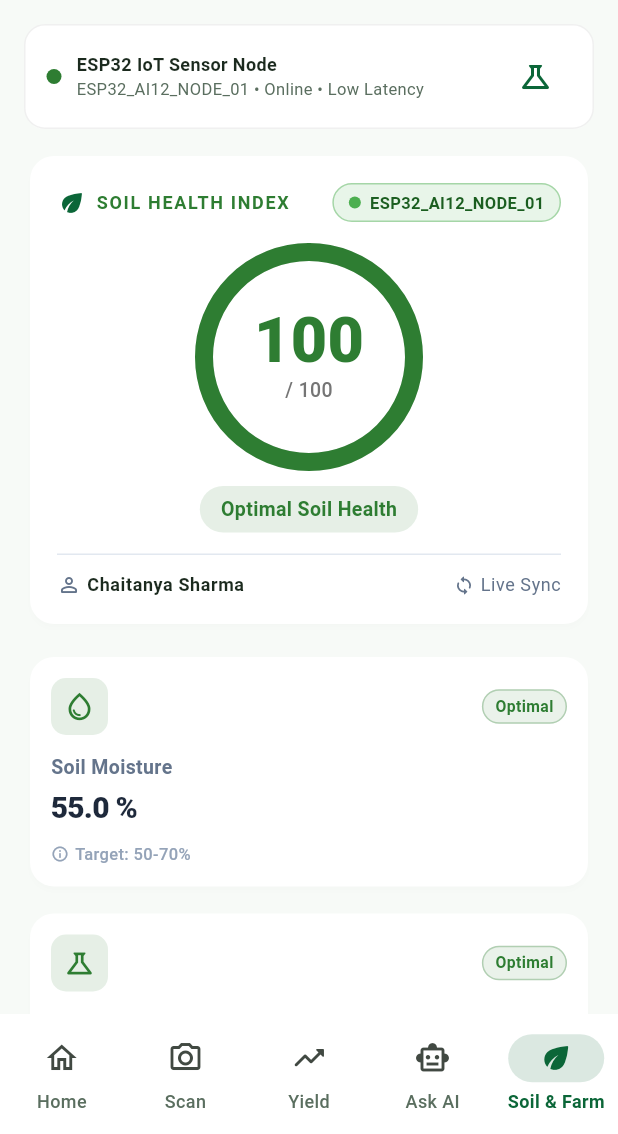
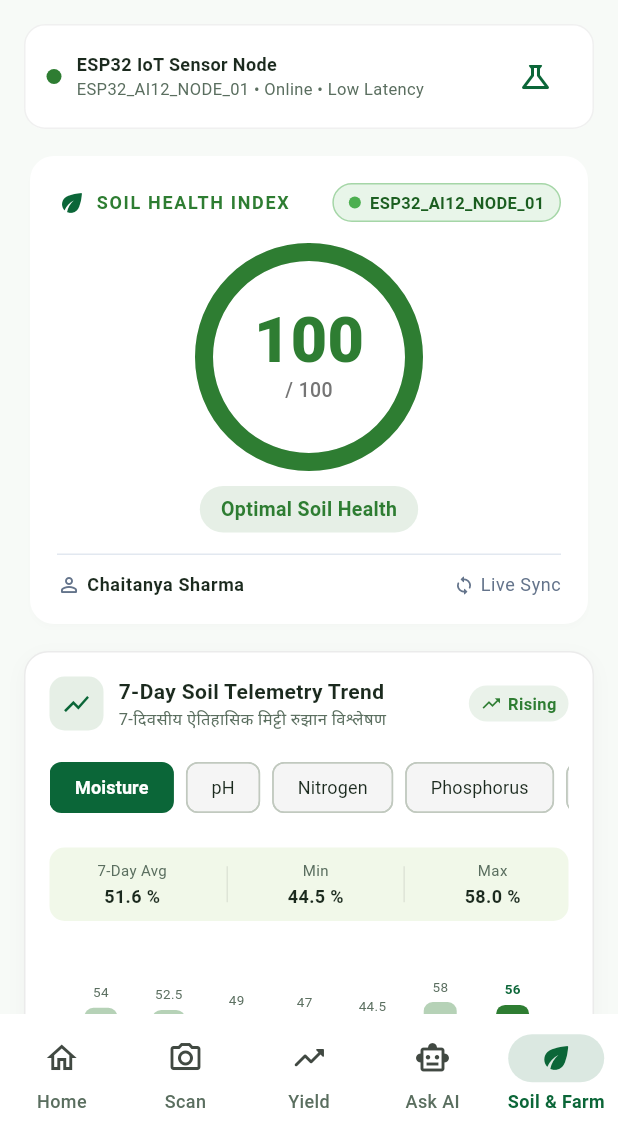
Before and after one commit to Smart-Soil-12/SKIT-AI-2023-2027-12, a Flutter app: the screen it shows after launch, item 5 of the bottom bar chosen, on a phone screen of 412 x 824 dp, the part 102-1236 px from its top. Run offline on Flutter 3.47's test engine with Material 3 defaults, Android fonts, the phone set to English and light mode, and no system bars; accounts and stored records are empty.

Commit message:
feat(sprint-6-week-1): integrate 22-crop ML dataset knowledge base and 7-day soil telemetry historical trend analytics
- Expanded CropRecommendationRepository from 5 to all 22 official crops matching ML engine (Crop_recommendation.csv & predict_crop.py) with accurate NPK, pH, climate, and rainfall dataset parameters
- Added SoilTelemetryTrendCard widget for multi-sensor historical visualization (Moisture, pH, NPK) with moving averages, min/max metrics, and directional indicators
- Integrated 7-day historical telemetry card into FarmSoilTelemetryScreen
- Updated interactive HTML prototype with 7-day soil telemetry trend visualization
- Added unit and widget tests for SoilTelemetryTrendCard and 22-crop local ranking (54/54 tests passing, 0 lints)

```diff
--- a/app/lib/data/repositories/crop_recommendation_repository.dart
+++ b/app/lib/data/repositories/crop_recommendation_repository.dart
@@ -82,6 +82,246 @@ class CropRecommendationRepository {
       ],
     },
     {
+      'name': 'Kidneybeans',
+      'season': 'Rabi',
+      'opt_N': 21.0,
+      'opt_P': 68.0,
+      'opt_K': 20.0,
+      'opt_ph': 5.7,
+      'opt_temp': 20.0,
+      'opt_humidity': 22.0,
+      'opt_rainfall': 106.0,
+      'highlights': [
+        'Thrives in cool climates with well-drained, slightly acidic soil.',
+        'Moderate water requirement with high phosphorus affinity.',
+      ],
+    },
+    {
+      'name': 'Pigeonpeas',
+      'season': 'Kharif',
+      'opt_N': 21.0,
+      'opt_P': 68.0,
+      'opt_K': 20.0,
+      'opt_ph': 5.8,
+      'opt_temp': 28.0,
+      'opt_humidity': 48.0,
+      'opt_rainfall': 150.0,
+      'highlights': [
+        'Deep taproot system improves subsoil aeration and drought tolerance.',
+        'High atmospheric nitrogen fixation capacity.',
+      ],
+    },
+    {
+      'name': 'Mothbeans',
+      'season': 'Kharif',
+      'opt_N': 21.0,
+      'opt_P': 48.0,
+      'opt_K': 20.0,
+      'opt_ph': 6.8,
+      'opt_temp': 28.0,
+      'opt_humidity': 53.0,
+      'opt_rainfall': 51.0,
+      'highlights': [
+        'Exceptional drought tolerance suitable for arid and semi-arid soil.',
+        'Low fertilizer requirements with rapid ground cover.',
+      ],
+    },
+    {
+      'name': 'Mungbean',
+      'season': 'Kharif',
+      'opt_N': 21.0,
+      'opt_P': 47.0,
+      'opt_K': 20.0,
+      'opt_ph': 6.7,
+      'opt_temp': 29.0,
+      'opt_humidity': 86.0,
+      'opt_rainfall': 48.0,
+      'highlights': [
+        'Short duration pulse crop fitting into multiple cropping rotations.',
+        'Enhances soil organic carbon and balances active microbial activity.',
+      ],
+    },
+    {
+      'name': 'Blackgram',
+      'season': 'Kharif',
+      'opt_N': 40.0,
+      'opt_P': 68.0,
+      'opt_K': 19.0,
+      'opt_ph': 7.1,
+      'opt_temp': 30.0,
+      'opt_humidity': 65.0,
+      'opt_rainfall': 68.0,
+      'highlights': [
+        'High protein legume crop tolerant to high temperatures.',
+        'Requires loam soil with good drainage and neutral pH.',
+      ],
+    },
+    {
+      'name': 'Lentil',
+      'season': 'Rabi',
+      'opt_N': 19.0,
+      'opt_P': 68.0,
+      'opt_K': 19.0,
+      'opt_ph': 6.9,
+      'opt_temp': 25.0,
+      'opt_humidity': 65.0,
+      'opt_rainfall': 46.0,
+      'highlights': [
+        'Rabi season legume ideal for low-rainfall winter farming.',
+        'Enhances residual soil nitrogen for subsequent cereal cycles.',
+      ],
+    },
+    {
+      'name': 'Pomegranate',
+      'season': 'Perennial',
+      'opt_N': 19.0,
+      'opt_P': 19.0,
+      'opt_K': 40.0,
+      'opt_ph': 6.4,
+      'opt_temp': 22.0,
+      'opt_humidity': 90.0,
+      'opt_rainfall': 108.0,
+      'highlights': [
+        'Horticultural crop well-suited to semi-arid regions with high solar radiation.',
+        'Moderate potassium requirements for fruit development and sweetness.',
+      ],
+    },
+    {
+      'name': 'Banana',
+      'season': 'Perennial',
+      'opt_N': 100.0,
+      'opt_P': 82.0,
+      'opt_K': 50.0,
+      'opt_ph': 6.0,
+      'opt_temp': 27.0,
+      'opt_humidity': 80.0,
+      'opt_rainfall': 105.0,
+      'highlights': [
+        'High nitrogen and phosphorus feeder demanding frequent irrigation.',
+        'Requires rich, organic-matter loaded loam soil.',
+      ],
+    },
+    {
+      'name': 'Mango',
+      'season': 'Perennial',
+      'opt_N': 20.0,
+      'opt_P': 27.0,
+      'opt_K': 30.0,
+      'opt_ph': 5.8,
+      'opt_temp': 31.0,
+      'opt_humidity': 50.0,
+      'opt_rainfall': 95.0,
+      'highlights': [
+        'Deep rooted perennial orchard tree resilient to warm climates.',
+        'Requires distinct dry periods for flowering and fruit set.',
+      ],
+    },
+    {
+      'name': 'Grapes',
+      'season': 'Perennial',
+      'opt_N': 23.0,
+      'opt_P': 133.0,
+      'opt_K': 200.0,
+      'opt_ph': 6.0,
+      'opt_temp': 24.0,
+      'opt_humidity': 82.0,
+      'opt_rainfall': 70.0,
+      'highlights': [
+        'Extremely high potassium and phosphorus demand for berry sugar concentration.',
+        'Requires well-drained sandy loam or gravelly soil.',
+      ],
+    },
+    {
+      'name': 'Watermelon',
+      'season': 'Zaid',
+      'opt_N': 99.0,
+      'opt_P': 17.0,
+      'opt_K': 50.0,
+      'opt_ph': 6.5,
+      'opt_temp': 26.0,
+      'opt_humidity': 85.0,
+      'opt_rainfall': 51.0,
+      'highlights': [
+        'Summer cash crop requiring high nitrogen for rapid vegetative sprawl.',
+        'Requires light sandy loam soil with good root-zone drainage.',
+      ],
+    },
+    {
+      'name': 'Muskmelon',
+      'season': 'Zaid',
+      'opt_N': 100.0,
+      'opt_P': 18.0,
+      'opt_K': 50.0,
+      'opt_ph': 6.4,
+      'opt_temp': 29.0,
+      'opt_humidity': 92.0,
+      'opt_rainfall': 25.0,
+      'highlights': [
+        'Thrives in warm, dry weather conditions with high solar exposure.',
+        'Requires moderate irrigation during flowering and fruit ripening.',
+      ],
+    },
+    {
+      'name': 'Apple',
+      'season': 'Perennial',
+      'opt_N': 21.0,
+      'opt_P': 134.0,
+      'opt_K': 200.0,
+      'opt_ph': 5.9,
+      'opt_temp': 23.0,
+      'opt_humidity': 92.0,
+      'opt_rainfall': 113.0,
+      'highlights': [
+        'Demands high potash and phosphorus fertilization for orchard vigor.',
+        'Requires cool temperate zone with deep, well-aerated loam soil.',
+      ],
+    },
+    {
+      'name': 'Orange',
+      'season': 'Perennial',
+      'opt_N': 20.0,
+      'opt_P': 17.0,
+      'opt_K': 10.0,
+      'opt_ph': 7.0,
+      'opt_temp': 23.0,
+      'opt_humidity': 92.0,
+      'opt_rainfall': 111.0,
+      'highlights': [
+        'Citrus fruit tree preferring neutral, non-saline soil conditions.',
+        'Sensitive to water stagnation; requires gentle slopes or raised beds.',
+      ],
+    },
+    {
+      'name': 'Papaya',
+      'season': 'Perennial',
+      'opt_N': 50.0,
+      'opt_P': 59.0,
+      'opt_K': 50.0,
+      'opt_ph': 6.7,
+      'opt_temp': 34.0,
+      'opt_humidity': 92.0,
+      'opt_rainfall': 143.0,
+      'highlights': [
+        'Fast-growing tropical fruit requiring warm weather and high fertility.',
+        'Very sensitive to root waterlogging; demands porous sandy loam.',
+      ],
+    },
+    {
+      'name': 'Coconut',
+      'season': 'Perennial',
+      'opt_N': 22.0,
+      'opt_P': 17.0,
+      'opt_K': 31.0,
+      'opt_ph': 6.0,
+      'opt_temp': 27.0,
+      'opt_humidity': 95.0,
+      'opt_rainfall': 176.0,
+      'highlights': [
+        'Thrives in humid tropical climates with regular rainfall.',
+        'Tolerant to saline soils and coastal winds.',
+      ],
+    },
+    {
       'name': 'Cotton',
       'season': 'Kharif',
       'opt_N': 118.0,
@@ -94,6 +334,36 @@ class CropRecommendationRepository {
       'highlights': [
         'High nitrogen demand for vegetative and boll formation.',
         'Black cotton soil with high clay and moisture retention is ideal.',
+      ],
+    },
+    {
+      'name': 'Jute',
+      'season': 'Kharif',
+      'opt_N': 78.0,
+      'opt_P': 47.0,
+      'opt_K': 40.0,
+      'opt_ph': 6.7,
+      'opt_temp': 25.0,
+      'opt_humidity': 80.0,
+      'opt_rainfall': 175.0,
+      'highlights': [
+        'Fiber crop requiring warm, humid climate and ample moisture.',
+        'Alluvial soil enriched with organic manure yields finest fiber.',
+      ],
+    },
+    {
+      'name': 'Coffee',
+      'season': 'Perennial',
+      'opt_N': 101.0,
+      'opt_P': 29.0,
+      'opt_K': 30.0,
+      'opt_ph': 6.8,
+      'opt_temp': 26.0,
+      'opt_humidity': 59.0,
+      'opt_rainfall': 158.0,
+      'highlights': [
+        'Plantation crop demanding shaded canopy and rich volcanic or loamy soil.',
+        'Requires balanced nitrogen fertilization for bean density.',
       ],
     },
   ];
--- /dev/null
+++ b/app/lib/ui/dashboard/widgets/soil_telemetry_trend_card.dart
@@ -0,0 +1,354 @@
+import 'package:flutter/material.dart';
+import '../../core/app_theme.dart';
+
+/// 7-Day Multi-Sensor Historical Soil Telemetry & Trend Analytics Component.
+/// Fulfills Sprint 6 (Flutter Application Core) requirement for time-series visualization.
+class SoilTelemetryTrendCard extends StatefulWidget {
+  final Map<String, List<double>>? historicalData;
+  final String? initialMetric;
+
+  const SoilTelemetryTrendCard({
+    super.key,
+    this.historicalData,
+    this.initialMetric,
+  });
+
+  @override
+  State<SoilTelemetryTrendCard> createState() => _SoilTelemetryTrendCardState();
+}
+
+class _SoilTelemetryTrendCardState extends State<SoilTelemetryTrendCard> {
+  late String _selectedMetric;
+
+  // Default synthetic 7-day trend series matching calibrated ESP32 sensor values
+  static const Map<String, List<double>> _defaultHistory = {
+    'Moisture': [54.0, 52.5, 49.0, 47.0, 44.5, 58.0, 56.0], // %
+    'pH': [6.7, 6.7, 6.6, 6.8, 6.8, 6.7, 6.8], // pH
+    'Nitrogen': [88.0, 86.0, 84.0, 82.0, 80.0, 85.0, 85.0], // mg/kg
+    'Phosphorus': [42.0, 41.0, 40.0, 39.0, 38.0, 42.0, 42.0], // mg/kg
+    'Potassium': [185.0, 184.0, 182.0, 180.0, 178.0, 180.0, 180.0], // mg/kg
+  };
+
+  static const List<String> _dayLabels = ['D-6', 'D-5', 'D-4', 'D-3', 'D-2', 'D-1', 'Today'];
+
+  static const Map<String, String> _metricUnits = {
+    'Moisture': '%',
+    'pH': 'pH',
+    'Nitrogen': 'mg/kg',
+    'Phosphorus': 'mg/kg',
+    'Potassium': 'mg/kg',
+  };
+
+  static const Map<String, String> _metricBilingualLabels = {
+    'Moisture': 'Moisture / नमी',
+    'pH': 'Reaction / पीएच',
+    'Nitrogen': 'Nitrogen (N) / नाइट्रोजन',
+    'Phosphorus': 'Phosphorus (P) / फास्फोरस',
+    'Potassium': 'Potassium (K) / पोटाश',
+  };
+
+  @override
+  void initState() {
+    super.initState();
+    _selectedMetric = widget.initialMetric ?? 'Moisture';
+  }
+
+  List<double> get _currentSeries {
+    final custom = widget.historicalData?[_selectedMetric];
+    if (custom != null && custom.isNotEmpty) {
+      return custom;
+    }
+    return _defaultHistory[_selectedMetric] ?? [50.0, 50.0, 50.0, 50.0, 50.0, 50.0, 50.0];
+  }
+
+  double get _avgValue {
+    final series = _currentSeries;
+    if (series.isEmpty) return 0.0;
+    final sum = series.reduce((a, b) => a + b);
+    return double.parse((sum / series.length).toStringAsFixed(1));
+  }
+
+  double get _minValue {
+    final series = _currentSeries;
+    if (series.isEmpty) return 0.0;
+    return series.reduce((a, b) => a < b ? a : b);
+  }
+
+  double get _maxValue {
+    final series = _currentSeries;
+    if (series.isEmpty) return 0.0;
+    return series.reduce((a, b) => a > b ? a : b);
+  }
+
+  String get _trendDirection {
+    final series = _currentSeries;
+    if (series.length < 2) return 'Stable';
+    final diff = series.last - series.first;
+    if (diff > 1.5) return 'Rising';
+    if (diff < -1.5) return 'Declining';
+    return 'Stable';
+  }
+
+  IconData get _trendIcon {
+    switch (_trendDirection) {
+      case 'Rising':
+        return Icons.trending_up;
+      case 'Declining':
+        return Icons.trending_down;
+      default:
+        return Icons.trending_flat;
+    }
+  }
+
+  Color get _trendColor {
+    switch (_trendDirection) {
+      case 'Rising':
+        return _selectedMetric == 'Moisture' ? SmartSoilTheme.emeraldGreen : Colors.orange.shade800;
+      case 'Declining':
+        return _selectedMetric == 'Moisture' ? Colors.blue.shade700 : Colors.red.shade700;
+      default:
+        return SmartSoilTheme.forestGreen;
+    }
+  }
+
+  @override
+  Widget build(BuildContext context) {
+    final unit = _metricUnits[_selectedMetric] ?? '';
+    final series = _currentSeries;
+    final maxInSeries = _maxValue == 0 ? 1.0 : _maxValue;
+
+    return Container(
+      decoration: BoxDecoration(
+        color: Colors.white,
+        borderRadius: BorderRadius.circular(16),
+        border: Border.all(color: Colors.black.withOpacity(0.08)),
+        boxShadow: [
+          BoxShadow(
+            color: Colors.black.withOpacity(0.03),
+            blurRadius: 10,
+            offset: const Offset(0, 4),
+          ),
+        ],
+      ),
+      padding: const EdgeInsets.all(16),
+      child: Column(
+        crossAxisAlignment: CrossAxisAlignment.start,
+        children: [
+          // Header Row
+          Row(
+            children: [
+              Container(
+                padding: const EdgeInsets.all(8),
+                decoration: BoxDecoration(
+                  color: SmartSoilTheme.emeraldGreen.withOpacity(0.12),
+                  borderRadius: BorderRadius.circular(10),
+                ),
+                child: const Icon(
+                  Icons.show_chart,
+                  color: SmartSoilTheme.forestGreen,
+                  size: 20,
+                ),
+              ),
+              const SizedBox(width: 10),
+              const Expanded(
+                child: Column(
+                  crossAxisAlignment: CrossAxisAlignment.start,
+                  children: [
+                    Text(
+                      '7-Day Soil Telemetry Trend',
+                      style: TextStyle(
+                        fontSize: 14,
+                        fontWeight: FontWeight.bold,
+                        color: SmartSoilTheme.textDark,
+                      ),
+                    ),
+                    Text(
+                      '7-दिवसीय ऐतिहासिक मिट्टी रुझान विश्लेषण',
+                      style: TextStyle(
+                        fontSize: 11,
+                        color: SmartSoilTheme.textMuted,
+                      ),
+                    ),
+                  ],
+                ),
+              ),
+              Container(
+                padding: const EdgeInsets.symmetric(horizontal: 8, vertical: 4),
+                decoration: BoxDecoration(
+                  color: _trendColor.withOpacity(0.1),
+                  borderRadius: BorderRadius.circular(20),
+                ),
+                child: Row(
+                  mainAxisSize: MainAxisSize.min,
+                  children: [
+                    Icon(_trendIcon, size: 14, color: _trendColor),
+                    const SizedBox(width: 4),
+                    Text(
+                      _trendDirection,
+                      style: TextStyle(
+                        fontSize: 11,
+                        fontWeight: FontWeight.bold,
+                        color: _trendColor,
+                      ),
+                    ),
+                  ],
+                ),
+              ),
+            ],
+          ),
+
+          const SizedBox(height: 14),
+
+          // Metric Selector Chips
+          SingleChildScrollView(
+            scrollDirection: Axis.horizontal,
+            child: Row(
+              children: _defaultHistory.keys.map((metric) {
+                final isSelected = metric == _selectedMetric;
+                return Padding(
+                  padding: const EdgeInsets.only(right: 8),
+                  child: ChoiceChip(
+                    label: Text(
+                      metric,
+                      style: TextStyle(
+                        fontSize: 12,
+                        fontWeight: isSelected ? FontWeight.bold : FontWeight.normal,
+                        color: isSelected ? Colors.white : SmartSoilTheme.textDark,
+                      ),
+                    ),
+                    selected: isSelected,
+                    selectedColor: SmartSoilTheme.forestGreen,
+                    backgroundColor: Colors.grey.shade100,
+                    showCheckmark: false,
+                    padding: const EdgeInsets.symmetric(horizontal: 8, vertical: 0),
+                    onSelected: (val) {
+                      if (val) {
+                        setState(() {
+                          _selectedMetric = metric;
+                        });
+                      }
+                    },
+                  ),
+                );
+              }).toList(),
+            ),
+          ),
+
+          const SizedBox(height: 16),
+
+          // Statistics Snapshot
+          Container(
+            padding: const EdgeInsets.symmetric(horizontal: 12, vertical: 8),
+            decoration: BoxDecoration(
+              color: const Color(0xFFF1F8E9),
+              borderRadius: BorderRadius.circular(10),
+            ),
+            child: Row(
+              mainAxisAlignment: MainAxisAlignment.spaceAround,
+              children: [
+                _buildStatColumn('7-Day Avg', '$_avgValue $unit'),
+                _buildDivider(),
+                _buildStatColumn('Min', '$_minValue $unit'),
+                _buildDivider(),
+                _buildStatColumn('Max', '$_maxValue $unit'),
+              ],
+            ),
+          ),
+
+          const SizedBox(height: 20),
+
+          // 7-Day Bar Chart
+          SizedBox(
+            height: 110,
+            child: Row(
+              crossAxisAlignment: CrossAxisAlignment.end,
+              mainAxisAlignment: MainAxisAlignment.spaceEvenly,
+              children: List.generate(series.length, (idx) {
+                final val = series[idx];
+                final normalizedHeight = (val / (maxInSeries * 1.25)).clamp(0.15, 1.0);
+                final isLatest = idx == series.length - 1;
+
+                return Column(
+                  mainAxisAlignment: MainAxisAlignment.end,
+                  children: [
+                    Text(
+                      val.toStringAsFixed(val % 1 == 0 ? 0 : 1),
+                      style: TextStyle(
+                        fontSize: 9,
+                        fontWeight: isLatest ? FontWeight.bold : FontWeight.normal,
+                        color: isLatest ? SmartSoilTheme.forestGreen : SmartSoilTheme.textMuted,
+                      ),
+                    ),
+                    const SizedBox(height: 4),
+                    Container(
+                      width: 22,
+                      height: 70 * normalizedHeight,
+                      decoration: BoxDecoration(
+                        color: isLatest
+                            ? SmartSoilTheme.emeraldGreen
+                            : SmartSoilTheme.emeraldGreen.withOpacity(0.35),
+                        borderRadius: BorderRadius.circular(6),
+                      ),
+                    ),
+                    const SizedBox(height: 6),
+                    Text(
+                      _dayLabels[idx < _dayLabels.length ? idx : 0],
+                      style: TextStyle(
+                        fontSize: 10,
+                        fontWeight: isLatest ? FontWeight.bold : FontWeight.normal,
+                        color: isLatest ? SmartSoilTheme.forestGreen : Colors.grey.shade600,
+                      ),
+                    ),
+                  ],
+                );
+              }),
+            ),
+          ),
+
+          const SizedBox(height: 12),
+
+          // Subtitle Footnote
+          Text(
+            'Active Metric: ${_metricBilingualLabels[_selectedMetric] ?? _selectedMetric} • Real-time telemetry synchronized with cloud archive.',
+            style: const TextStyle(
+              fontSize: 10,
+              fontStyle: FontStyle.italic,
+              color: SmartSoilTheme.textMuted,
+            ),
+          ),
+        ],
+      ),
+    );
+  }
+
+  Widget _buildStatColumn(String label, String value) {
+    return Column(
+      children: [
+        Text(
+          label,
+          style: const TextStyle(
+            fontSize: 10,
+            color: SmartSoilTheme.textMuted,
+          ),
+        ),
+        const SizedBox(height: 2),
+        Text(
+          value,
+          style: const TextStyle(
+            fontSize: 12,
+            fontWeight: FontWeight.bold,
+            color: SmartSoilTheme.textDark,
+          ),
+        ),
+      ],
+    );
+  }
+
+  Widget _buildDivider() {
+    return Container(
+      width: 1,
+      height: 24,
+      color: Colors.black.withOpacity(0.08),
+    );
+  }
+}
--- a/app/lib/ui/farm_soil/views/farm_soil_telemetry_screen.dart
+++ b/app/lib/ui/farm_soil/views/farm_soil_telemetry_screen.dart
@@ -3,6 +3,7 @@ import '../../core/app_theme.dart';
 import '../../../core/state/smart_soil_scope.dart';
 import '../../dashboard/widgets/soil_health_gauge_card.dart';
 import '../../dashboard/widgets/sensor_metric_card.dart';
+import '../../dashboard/widgets/soil_telemetry_trend_card.dart';
 
 /// Full Multi-Sensor Farm Telemetry & IoT Node Screen.
 class FarmSoilTelemetryScreen extends StatelessWidget {
@@ -83,6 +84,8 @@ class FarmSoilTelemetryScreen extends StatelessWidget {
         const SizedBox(height: 14),
         SoilHealthGaugeCard(viewModel: vm),
         const SizedBox(height: 14),
+        const SoilTelemetryTrendCard(),
+        const SizedBox(height: 14),
         SensorMetricCard(
           title: lang.tr('soil_moisture'),
           formattedValue: reading.formattedMoisture,
```
Also changed, not shown: 4 other files.
